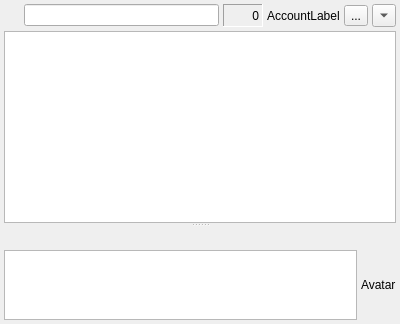
Above: src/chatdlg.ui from mblsha/psi before the change. Below: the same form after it.
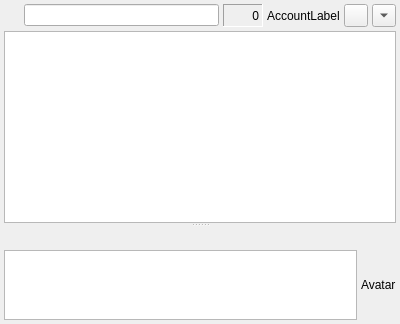
That is the form after the change. Custom widgets are drawn as their Qt base class.

Commit message: Don't show triple dots on toolbuttons in ChatDlg on Windows.

The edit to the form file:
```diff
--- a/src/chatdlg.ui
+++ b/src/chatdlg.ui
@@ -137,7 +137,7 @@
          <item>
           <widget class="QToolButton" name="tb_emoticons" >
            <property name="text" >
-            <string>...</string>
+            <string/>
            </property>
            <property name="iconSize" >
             <size>
```
Left out of the diff: 2 changed lines with no effect on the pictures.
